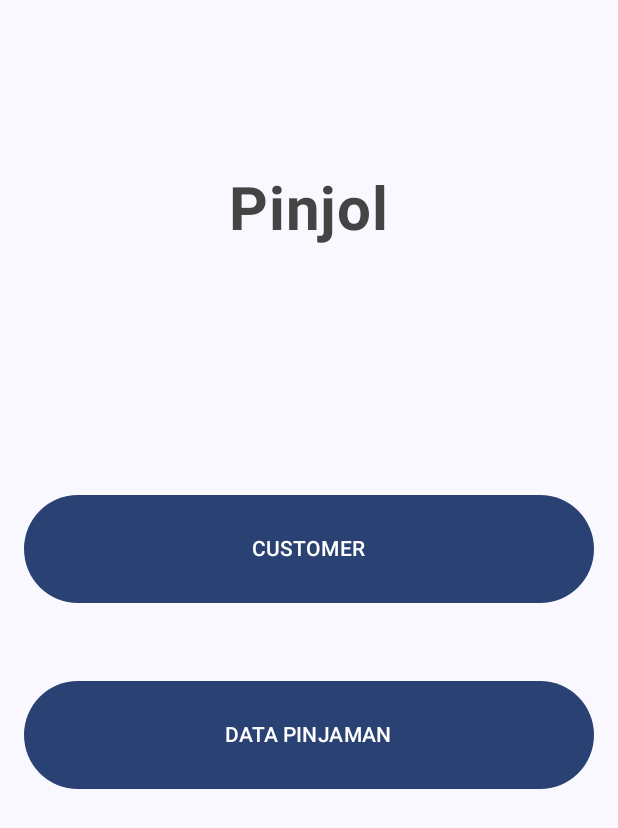
After one commit to affanramadhan23/ProjectAkhir, an Android app built with Jetpack Compose: the composable HalamanUtama shown on its own in the app's theme, on a phone screen of 412 x 824 dp. The commit adds this screen. Shown: the top 828 px of the screen. Run offline under Robolectric (Android 15) with nearby library versions, the phone set to English and light mode, and no system bars; 1 statement that could not run was skipped.

Commit message:
Membuat tampilan HalamanUtama berisi button button untuk pemilihan kehalaman lainnya

```diff
--- a/app/src/main/java/com/example/projectakhir/MainActivity.kt
+++ b/app/src/main/java/com/example/projectakhir/MainActivity.kt
@@ -11,6 +11,7 @@ import androidx.compose.runtime.Composable
 import androidx.compose.ui.Modifier
 import androidx.compose.ui.tooling.preview.Preview
 import com.example.projectakhir.ui.Home.HalamanHome
+import com.example.projectakhir.ui.Home.HalamanUtama
 import com.example.projectakhir.ui.theme.ProjectAkhirTheme
 
 class MainActivity : ComponentActivity() {
@@ -23,6 +24,7 @@ class MainActivity : ComponentActivity() {
                     modifier = Modifier.fillMaxSize(),
                     color = MaterialTheme.colorScheme.background
                 ) {
+                    HalamanUtama()
                 }
             }
         }
--- a/app/src/main/java/com/example/projectakhir/ui/Home/HalamanHome.kt
+++ b/app/src/main/java/com/example/projectakhir/ui/Home/HalamanHome.kt
@@ -23,7 +23,7 @@ import com.example.projectakhir.R
 
 @Composable
 fun HalamanHome(
-    onNextButtonClicked: () -> Unit
+    //
 ) {
     val image = painterResource(id = R.drawable.logopinjol)
     Column(
--- /dev/null
+++ b/app/src/main/java/com/example/projectakhir/ui/Home/HalamanUtama.kt
@@ -0,0 +1,68 @@
+package com.example.projectakhir.ui.Home
+
+import androidx.compose.foundation.layout.Arrangement
+import androidx.compose.foundation.layout.Column
+import androidx.compose.foundation.layout.Row
+import androidx.compose.foundation.layout.Spacer
+import androidx.compose.foundation.layout.fillMaxHeight
+import androidx.compose.foundation.layout.fillMaxWidth
+import androidx.compose.foundation.layout.height
+import androidx.compose.foundation.layout.padding
+import androidx.compose.material3.Button
+import androidx.compose.material3.Text
+import androidx.compose.runtime.Composable
+import androidx.compose.ui.Alignment
+import androidx.compose.ui.Modifier
+import androidx.compose.ui.graphics.Color
+import androidx.compose.ui.res.stringResource
+import androidx.compose.ui.text.font.FontWeight
+import androidx.compose.ui.unit.dp
+import androidx.compose.ui.unit.sp
+import com.example.projectakhir.R
+
+@Composable
+fun HalamanUtama() {
+    Column(
+        modifier = Modifier
+            .fillMaxWidth()
+            .fillMaxHeight()
+            .padding(16.dp),
+        verticalArrangement = Arrangement.spacedBy(16.dp),
+        horizontalAlignment = Alignment.CenterHorizontally
+    ) {
+        Text(
+            text = stringResource(id = R.string.pinjol),
+            color = Color.DarkGray,
+            fontSize = 40.sp,
+            fontWeight = FontWeight.Bold,
+            modifier = Modifier.padding(bottom = 150.dp, top = 100.dp)
+        )
+
+        Row(
+            modifier = Modifier
+                .fillMaxWidth()
+                .height(72.dp),
+            horizontalArrangement = Arrangement.spacedBy(16.dp)
+        ) {
+            Button(
+                onClick = { },
+                modifier = Modifier
+                    .weight(1f)
+                    .fillMaxHeight()
+            ) {
+                Text("CUSTOMER")
+            }
+        }
+
+        Spacer(modifier = Modifier.height(20.dp))
+
+        Button(
+            onClick = { },
+            modifier = Modifier
+                .fillMaxWidth()
+                .height(72.dp)
+        ) {
+            Text("DATA PINJAMAN")
+        }
+    }
+}
```
